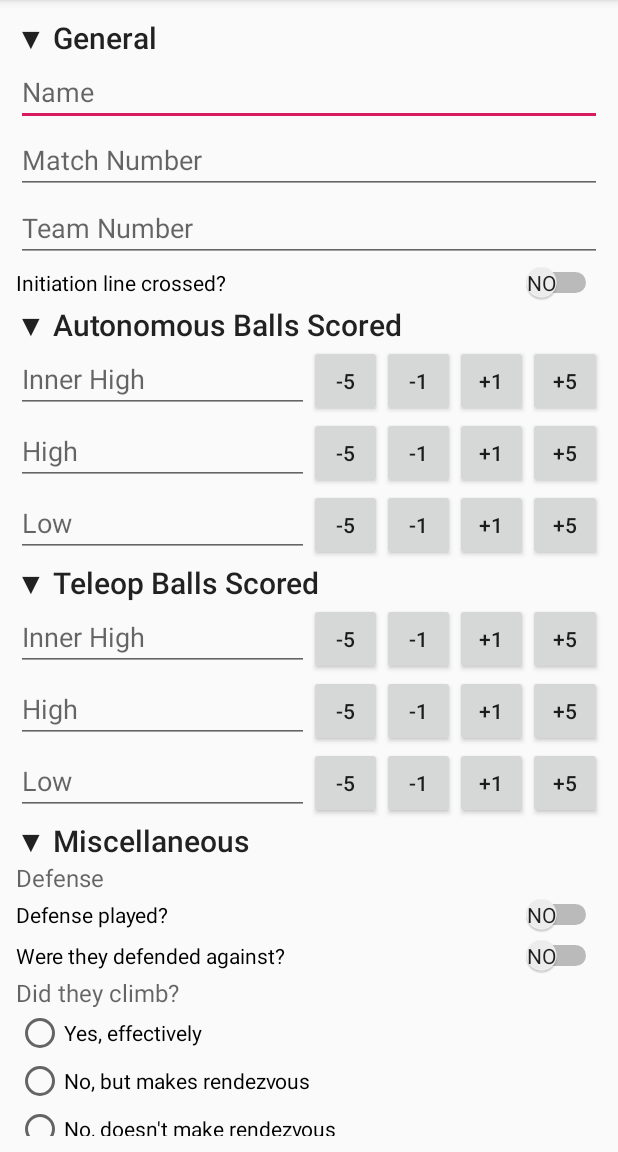
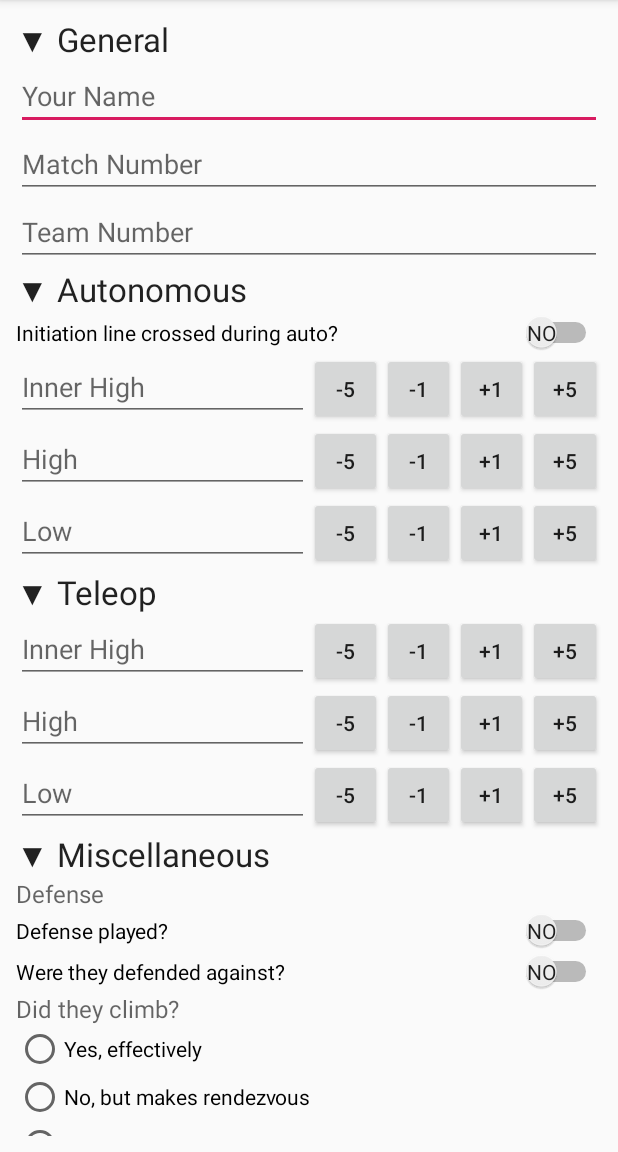
Before and after one commit to PixelGaMERCaT/InfiniteScouting, an Android app: the screen it shows after launch (MainActivity), on a phone screen of 412 x 824 dp, the part 84-1236 px from its top. Run offline under Robolectric (Android 15) with nearby library versions, the light colour scheme and no system bars.

Commit message:
implemented sharing data through android sharesheet, made a few visual changes

```diff
--- a/app/src/main/res/layout/linear_layout.xml
+++ b/app/src/main/res/layout/linear_layout.xml
@@ -11,7 +11,7 @@
         android:layout_height="wrap_content"
         android:onClick="generalView"
         android:text="@string/general_open"
-        android:textAppearance="@android:style/TextAppearance.DeviceDefault.DialogWindowTitle" />
+        android:textAppearance="@android:style/TextAppearance.DeviceDefault.Large" />
 
     <EditText
         android:id="@+id/name"
@@ -40,6 +40,14 @@
         android:importantForAutofill="no"
         android:inputType="number" />
 
+    <TextView
+        android:id="@+id/autoTab"
+        android:layout_width="match_parent"
+        android:layout_height="wrap_content"
+        android:onClick="autoView"
+        android:text="@string/autonomous_balls_scored_open"
+        android:textAppearance="@android:style/TextAppearance.DeviceDefault.Large" />
+
     <Switch
         android:id="@+id/initiationCrossed"
         android:layout_width="match_parent"
@@ -48,14 +56,6 @@
         android:text="@string/initiation_line_crossed"
         android:textOff="@string/no"
         android:textOn="@string/yes" />
-
-    <TextView
-        android:id="@+id/autoTab"
-        android:layout_width="match_parent"
-        android:layout_height="wrap_content"
-        android:onClick="autoView"
-        android:text="@string/autonomous_balls_scored_open"
-        android:textAppearance="@android:style/TextAppearance.DeviceDefault.DialogWindowTitle" />
 
     <LinearLayout
         android:id="@+id/autoInnerHigh"
@@ -213,7 +213,7 @@
         android:layout_height="wrap_content"
         android:onClick="teleopView"
         android:text="@string/teleop_balls_scored_open"
-        android:textAppearance="@android:style/TextAppearance.DeviceDefault.DialogWindowTitle" />
+        android:textAppearance="@android:style/TextAppearance.DeviceDefault.Large" />
 
     <LinearLayout
         android:id="@+id/teleopInnerHigh"
@@ -371,7 +371,7 @@
         android:layout_height="wrap_content"
         android:onClick="miscView"
         android:text="@string/misc_open"
-        android:textAppearance="@android:style/TextAppearance.DeviceDefault.DialogWindowTitle" />
+        android:textAppearance="@android:style/TextAppearance.DeviceDefault.Large" />
 
     <TextView
         android:id="@+id/miscDefenseTab"
--- a/app/src/main/res/values/strings.xml
+++ b/app/src/main/res/values/strings.xml
@@ -1,16 +1,16 @@
 <resources>
     <string name="app_name">Scouting App</string>
     <string name="save">Save</string>
-    <string name="name">Name</string>
+    <string name="name">Your Name</string>
     <string name="match_number">Match Number</string>
     <string name="team_number">Team Number</string>
     <string name="general_open">▼ General</string>
-    <string name="autonomous_balls_scored_open">▼ Autonomous Balls Scored</string>
-    <string name="teleop_balls_scored_open">▼ Teleop Balls Scored</string>
+    <string name="autonomous_balls_scored_open">▼ Autonomous</string>
+    <string name="teleop_balls_scored_open">▼ Teleop</string>
     <string name="misc_open">▼ Miscellaneous</string>
     <string name="general_closed">► General</string>
-    <string name="autonomous_balls_scored_closed">► Autonomous Balls Scored</string>
-    <string name="teleop_balls_scored_closed">► Teleop Balls Scored</string>
+    <string name="autonomous_balls_scored_closed">► Autonomous</string>
+    <string name="teleop_balls_scored_closed">► Teleop</string>
     <string name="misc_closed">► Miscellaneous</string>
     <string name="minus5">-5</string>
     <string name="minus1">-1</string>
@@ -31,11 +31,10 @@
     <string name="comments_question">Any additional comments:</string>
     <string name="no">NO</string>
     <string name="yes">YES</string>
-    <string name="start_nfc_server">Start NFC Server</string>
     <string name="export">Export</string>
     <string name="delete_csv">Delete CSV</string>
     <string name="show_csv">Show CSV</string>
-    <string name="initiation_line_crossed">Initiation line crossed?</string>
+    <string name="initiation_line_crossed">Initiation line crossed during auto?</string>
 
 
 </resources>
--- /dev/null
+++ b/app/src/main/res/xml/file_paths.xml
@@ -0,0 +1,4 @@
+<?xml version="1.0" encoding="utf-8"?>
+<paths xmlns:android="http://schemas.android.com/apk/res/android">
+    <files-path name="data" path="."/>
+</paths>
```
Also changed, not shown: app/src/main/AndroidManifest.xml (+9 -0 lines), app/src/main/java/com/example/myapplication/MainActivity.java (+12 -0 lines), 3 other files.
